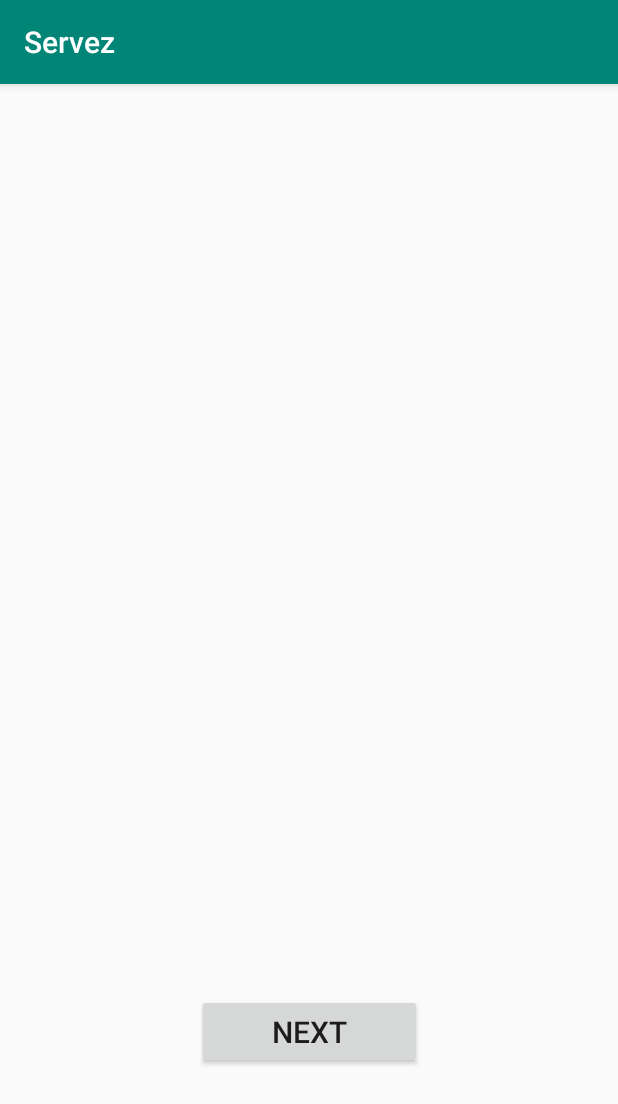
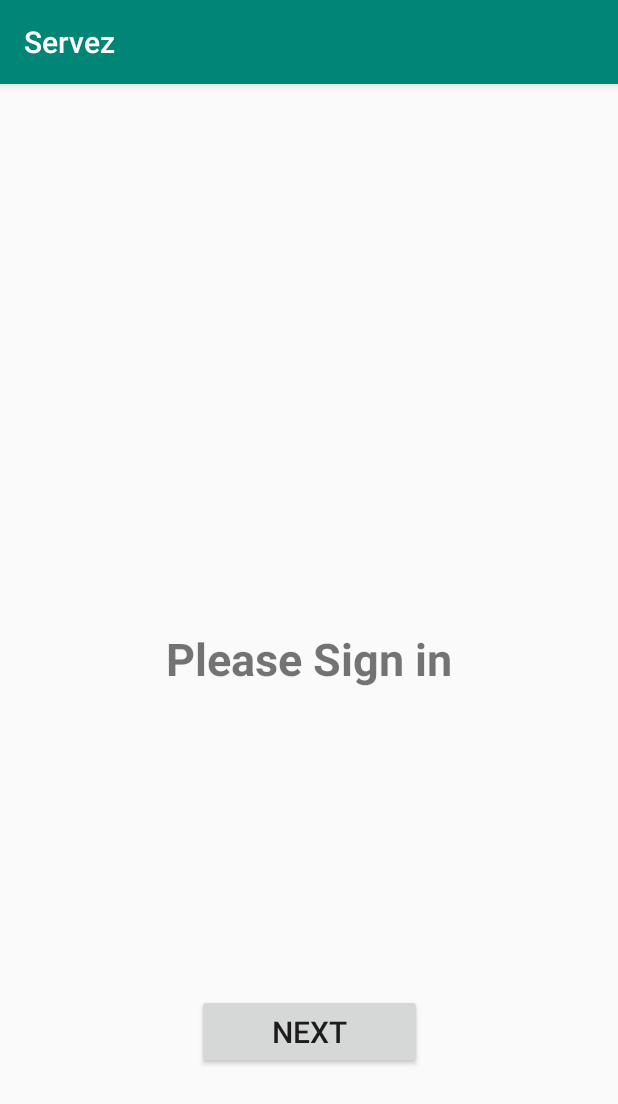
Before and after one commit to MukilanKarthikeyan/Servez, an Android app: the screen it shows after launch (SignIn), after a tap on "NEXT", on a phone screen of 412 x 824 dp. Shown: the top 1104 px of the screen. Run offline under Robolectric (Android 15) with nearby library versions, the phone set to English and light mode, and no system bars; 1 statement that could not run was skipped.

Commit message:
added sign in page and code for button

```diff
--- a/app/src/main/java/com/example/servezy/MainActivity.java
+++ b/app/src/main/java/com/example/servezy/MainActivity.java
@@ -18,13 +18,13 @@ public class MainActivity extends AppCompatActivity {
         next.setOnClickListener(new View.OnClickListener() {
             @Override
             public void onClick(View v) {
-                openMainMenu();
+                openSignIn();
 
             }
         });
 
     }
-    public void openMainMenu(){
+    public void openSignIn(){
         Intent openMain= new Intent(this, SignIn.class );
         startActivity(openMain);
     }
--- a/app/src/main/java/com/example/servezy/SignIn.java
+++ b/app/src/main/java/com/example/servezy/SignIn.java
@@ -2,13 +2,29 @@ package com.example.servezy;
 
 import androidx.appcompat.app.AppCompatActivity;
 
+import android.content.Intent;
 import android.os.Bundle;
+import android.view.View;
+import android.widget.Button;
 
 public class SignIn extends AppCompatActivity {
-
+    private Button signed_in;
     @Override
     protected void onCreate(Bundle savedInstanceState) {
         super.onCreate(savedInstanceState);
         setContentView(R.layout.activity_sign_in);
+
+        signed_in = findViewById(R.id.welcomeButton);
+        signed_in.setOnClickListener(new View.OnClickListener() {
+            @Override
+            public void onClick(View v) {
+                nextToCalender();
+
+            }
+        });
+    }
+    public void nextToCalender(){
+        Intent nextCal= new Intent(this, Calander.class );
+        startActivity(nextCal);
     }
 }
--- a/app/src/main/res/layout/activity_main.xml
+++ b/app/src/main/res/layout/activity_main.xml
@@ -16,7 +16,7 @@
         android:textSize="30dp"
         android:textStyle="bold"
         app:layout_constraintBottom_toBottomOf="parent"
-        app:layout_constraintHorizontal_bias="0.158"
+        app:layout_constraintHorizontal_bias="0.1"
         app:layout_constraintLeft_toLeftOf="parent"
         app:layout_constraintRight_toRightOf="parent"
         app:layout_constraintTop_toTopOf="parent"
--- a/app/src/main/res/layout/activity_sign_in.xml
+++ b/app/src/main/res/layout/activity_sign_in.xml
@@ -5,6 +5,21 @@
     android:layout_width="match_parent"
     android:layout_height="match_parent"
     tools:context=".SignIn">
+    <TextView
+    android:id="@+id/textView"
+    android:layout_width="wrap_content"
+    android:layout_height="wrap_content"
+    android:layout_marginLeft="30dp"
+    android:layout_marginRight="30dp"
+    android:text="@string/sign_in"
+    android:textSize="30dp"
+    android:textStyle="bold"
+    app:layout_constraintBottom_toBottomOf="parent"
+    app:layout_constraintHorizontal_bias="0.5"
+    app:layout_constraintLeft_toLeftOf="parent"
+    app:layout_constraintRight_toRightOf="parent"
+    app:layout_constraintTop_toTopOf="parent"
+    app:layout_constraintVertical_bias="0.499" />
     <Button
         android:id="@+id/sign_in"
         android:layout_width="150dp"
--- a/app/src/main/res/values/strings.xml
+++ b/app/src/main/res/values/strings.xml
@@ -5,6 +5,7 @@
     <string name="next_page">Next</string>
     <string name="back_page">Back</string>
     <string name="date">Date</string>
+    <string name="sign_in">Please Sign in</string>
     <string name="choose">Choose a Date</string>
     <string name="title_activity_service_route">Map</string>
     <string name="title_activity_main_menu">MainMenu</string>
```
